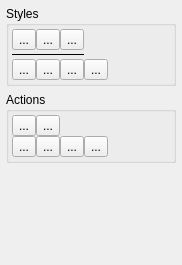
Above: libs/flake/tools/PathToolOptionWidgetBase.ui from KDE/krita before the change. Below: the same form after it.
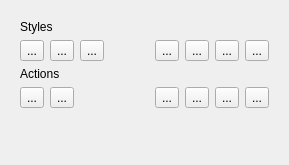
That is the form after the change.

Commit message: save some space in the path tool options widget

```diff
--- a/libs/flake/tools/PathToolOptionWidgetBase.ui
+++ b/libs/flake/tools/PathToolOptionWidgetBase.ui
@@ -5,14 +5,11 @@
    <rect>
     <x>0</x>
     <y>0</y>
-    <width>182</width>
-    <height>265</height>
+    <width>289</width>
+    <height>165</height>
    </rect>
   </property>
-  <layout class="QVBoxLayout" >
-   <property name="margin" >
-    <number>6</number>
-   </property>
+  <layout class="QVBoxLayout" name="verticalLayout" >
    <item>
     <widget class="QStackedWidget" name="stackedWidget" >
      <property name="sizePolicy" >
@@ -29,178 +26,140 @@
        <rect>
         <x>0</x>
         <y>0</y>
-        <width>170</width>
-        <height>249</height>
+        <width>281</width>
+        <height>138</height>
        </rect>
       </property>
-      <layout class="QGridLayout" >
-       <property name="margin" >
-        <number>0</number>
-       </property>
-       <item row="0" column="0" >
-        <widget class="QGroupBox" name="stylesGroup" >
-         <property name="title" >
+      <layout class="QGridLayout" name="gridLayout" >
+       <item row="0" column="0" colspan="2" >
+        <widget class="QLabel" name="label" >
+         <property name="text" >
           <string>Styles</string>
          </property>
-         <property name="flat" >
-          <bool>true</bool>
-         </property>
-         <layout class="QGridLayout" >
-          <property name="horizontalSpacing" >
-           <number>0</number>
-          </property>
-          <property name="verticalSpacing" >
-           <number>3</number>
-          </property>
-          <property name="margin" >
-           <number>3</number>
-          </property>
-          <item row="0" column="0" >
+        </widget>
+       </item>
+       <item row="1" column="0" >
            <widget class="QToolButton" name="corner" >
             <property name="text" >
              <string>...</string>
             </property>
            </widget>
           </item>
-          <item row="0" column="1" >
+       <item row="1" column="1" >
            <widget class="QToolButton" name="smooth" >
             <property name="text" >
              <string>...</string>
             </property>
            </widget>
           </item>
-          <item row="0" column="2" >
+       <item row="1" column="2" >
            <widget class="QToolButton" name="symmetric" >
             <property name="text" >
              <string>...</string>
             </property>
            </widget>
           </item>
-          <item row="2" column="0" >
+       <item row="1" column="3" >
+        <spacer>
+         <property name="orientation" >
+          <enum>Qt::Horizontal</enum>
+         </property>
+         <property name="sizeHint" stdset="0" >
+          <size>
+           <width>40</width>
+           <height>20</height>
+          </size>
+         </property>
+        </spacer>
+       </item>
+       <item row="1" column="4" >
            <widget class="QToolButton" name="lineSegment" >
             <property name="text" >
              <string>...</string>
             </property>
            </widget>
           </item>
-          <item row="2" column="1" >
+       <item row="1" column="5" >
            <widget class="QToolButton" name="curveSegment" >
             <property name="text" >
              <string>...</string>
             </property>
            </widget>
           </item>
-          <item row="1" column="0" colspan="3" >
-           <widget class="Line" name="line" >
-            <property name="frameShadow" >
-             <enum>QFrame::Plain</enum>
-            </property>
-            <property name="orientation" >
-             <enum>Qt::Horizontal</enum>
-            </property>
-           </widget>
-          </item>
-          <item row="0" column="3" >
-           <spacer>
-            <property name="orientation" >
-             <enum>Qt::Horizontal</enum>
-            </property>
-            <property name="sizeHint" stdset="0" >
-             <size>
-              <width>40</width>
-              <height>20</height>
-             </size>
-            </property>
-           </spacer>
-          </item>
-          <item row="2" column="2" >
+       <item row="1" column="6" >
            <widget class="QToolButton" name="linePoint" >
             <property name="text" >
              <string>...</string>
             </property>
            </widget>
           </item>
-          <item row="2" column="3" >
+       <item row="1" column="7" >
            <widget class="QToolButton" name="curvePoint" >
             <property name="text" >
              <string>...</string>
             </property>
            </widget>
           </item>
-         </layout>
-        </widget>
-       </item>
-       <item row="1" column="0" >
-        <widget class="QGroupBox" name="actionsGroup" >
-         <property name="title" >
+       <item row="2" column="0" colspan="2" >
+        <widget class="QLabel" name="label_2" >
+         <property name="text" >
           <string>Actions</string>
          </property>
-         <property name="flat" >
-          <bool>true</bool>
-         </property>
-         <layout class="QGridLayout" >
-          <property name="margin" >
-           <number>3</number>
-          </property>
-          <property name="spacing" >
-           <number>0</number>
-          </property>
-          <item row="0" column="0" >
+        </widget>
+       </item>
+       <item row="3" column="0" >
            <widget class="QToolButton" name="addPoint" >
             <property name="text" >
              <string>...</string>
             </property>
            </widget>
           </item>
-          <item row="0" column="1" >
+       <item row="3" column="1" >
            <widget class="QToolButton" name="removePoint" >
             <property name="text" >
              <string>...</string>
             </property>
            </widget>
           </item>
-          <item row="1" column="0" >
+       <item row="3" column="2" colspan="2" >
+        <spacer name="horizontalSpacer_2" >
+         <property name="orientation" >
+          <enum>Qt::Horizontal</enum>
+         </property>
+         <property name="sizeHint" stdset="0" >
+          <size>
+           <width>83</width>
+           <height>20</height>
+          </size>
+         </property>
+        </spacer>
+       </item>
+       <item row="3" column="4" >
            <widget class="QToolButton" name="breakPoint" >
             <property name="text" >
              <string>...</string>
             </property>
            </widget>
           </item>
-          <item row="1" column="1" >
+       <item row="3" column="5" >
            <widget class="QToolButton" name="breakSegment" >
             <property name="text" >
              <string>...</string>
             </property>
            </widget>
           </item>
-          <item row="1" column="2" >
+       <item row="3" column="6" >
            <widget class="QToolButton" name="joinSegment" >
             <property name="text" >
              <string>...</string>
             </property>
            </widget>
           </item>
-          <item row="1" column="3" >
+       <item row="3" column="7" >
            <widget class="QToolButton" name="mergePoints" >
             <property name="text" >
              <string>...</string>
             </property>
-           </widget>
-          </item>
-          <item row="1" column="4" >
-           <spacer>
-            <property name="orientation" >
-             <enum>Qt::Horizontal</enum>
-            </property>
-            <property name="sizeHint" stdset="0" >
-             <size>
-              <width>40</width>
-              <height>20</height>
-             </size>
-            </property>
-           </spacer>
-          </item>
-         </layout>
         </widget>
        </item>
       </layout>
```
Lines whose indentation alone changed are shown as unchanged.
